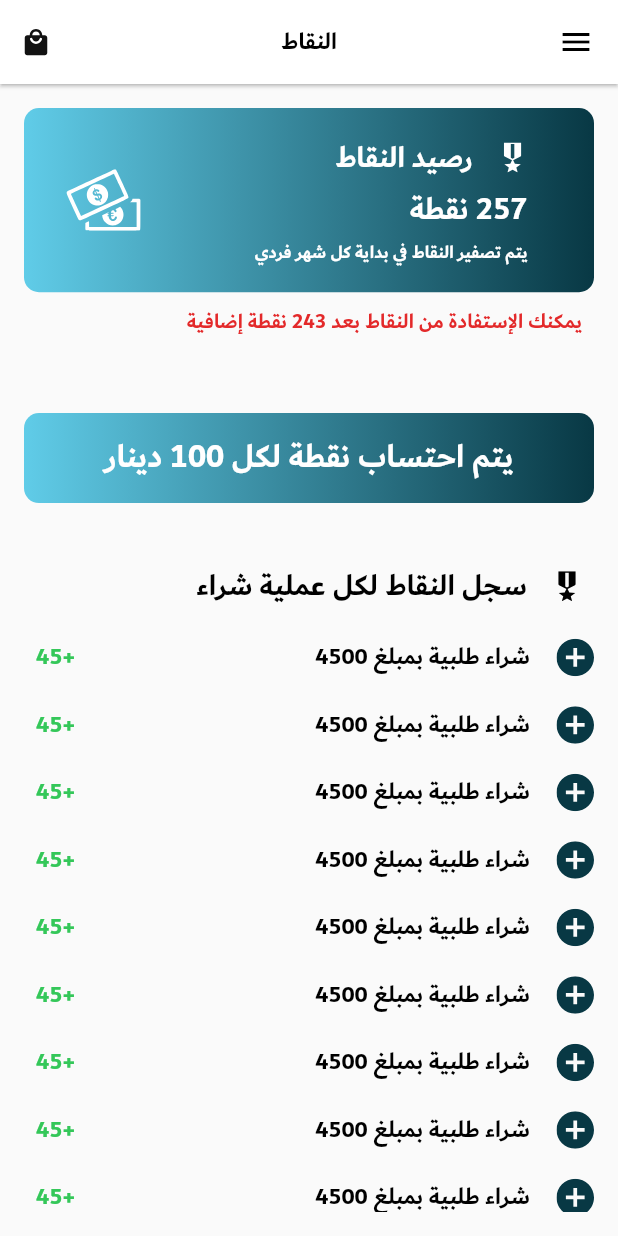
After one commit to AhmadMAbuGhali/fortuna_libya_customer, a Flutter app: the PointScreen screen opened directly, on a phone screen of 412 x 824 dp. The commit adds this screen. Run offline on Flutter 3.47's test engine with Material 2 defaults, Android fonts, the phone set to English and light mode, and no system bars; our stand-ins replace buttons_tabbar, dio, flutter_screenutil, flutter_svg, image_picker, shared_preferences; accounts and stored records are empty.

Commit message:
point Screen

```diff
--- a/lib/resources/assets_manager.dart
+++ b/lib/resources/assets_manager.dart
@@ -19,6 +19,8 @@ class IconAssets{
   static const String cart = '$ICON_PATH/cart.svg';
   static const String arrow = '$ICON_PATH/arrow.svg';
   static const String logout = '$ICON_PATH/logout.svg';
+  static const String cash = '$ICON_PATH/cash.svg';
+  static const String plus = '$ICON_PATH/plus.svg';
 
 
 }
--- a/lib/ui/screens/home_screens/home_screen.dart
+++ b/lib/ui/screens/home_screens/home_screen.dart
@@ -13,6 +13,7 @@ import 'package:fortuna_libya_customer/ui/screens/profile/profile_screen.dart';
 
 import '../../../navigator/router_class.dart';
 import '../../../resources/color_manager.dart';
+import '../point/point_screen.dart';
 import '../product/producer_item.dart';
 
 class HomeScreen extends StatefulWidget {
@@ -481,7 +482,11 @@ class _HomeScreenState extends State<HomeScreen>
                         height: 12.h,
                       ),
                       // point
-                      Row(
+                      GestureDetector(
+                        onTap: (){
+                          RouterClass.routerClass.pushWidgetReplacement(PointScreen());
+                        },
+                        child: Row(
                           children: [
                             SvgPicture.asset(
                               IconAssets.point,
@@ -498,6 +503,7 @@ class _HomeScreenState extends State<HomeScreen>
                                   color: ColorManager.black, fontSize: 18),
                             ),
                           ],
+                        ),
                       ),
                       SizedBox(
                         height: 12.h,
--- /dev/null
+++ b/lib/ui/screens/point/point_screen.dart
@@ -0,0 +1,574 @@
+import 'package:flutter/cupertino.dart';
+import 'package:flutter/material.dart';
+import 'package:flutter_screenutil/flutter_screenutil.dart';
+import 'package:flutter_svg/svg.dart';
+
+import '../../../navigator/router_class.dart';
+import '../../../resources/assets_manager.dart';
+import '../../../resources/color_manager.dart';
+import '../../../resources/styles_manager.dart';
+import '../home_screens/home_screen.dart';
+import '../profile/profile_screen.dart';
+
+class PointScreen extends StatefulWidget {
+  const PointScreen({Key? key}) : super(key: key);
+
+  @override
+  State<PointScreen> createState() => _PointScreenState();
+}
+
+class _PointScreenState extends State<PointScreen> {
+  final scaffoldKey = GlobalKey<ScaffoldState>();
+
+  @override
+  Widget build(BuildContext context) {
+    return SafeArea(
+      child: Scaffold(
+        resizeToAvoidBottomInset: false,
+        key: scaffoldKey,
+        appBar: AppBar(
+          elevation: 1,
+          leading: IconButton(
+              onPressed: () {
+                if (scaffoldKey.currentState!.isDrawerOpen) {
+                  scaffoldKey.currentState!.closeDrawer();
+                  //close drawer, if drawer is open
+                } else {
+                  scaffoldKey.currentState!.openDrawer();
+                  //open drawer, if drawer is closed
+                }
+              },
+              icon: Icon(
+                Icons.menu,
+                color: ColorManager.black,
+              )),
+          title: Text(
+            'النقاط',
+            style: getBoldStyle(color: ColorManager.black),
+          ),
+          centerTitle: true,
+          actions: [
+            IconButton(
+              onPressed: () {},
+              icon: SvgPicture.asset(IconAssets.cart),
+            ),
+          ],
+        ),
+        body: Padding(
+          padding: const EdgeInsets.all(16.0),
+          child: Column(
+            crossAxisAlignment: CrossAxisAlignment.start,
+            children: [
+              Container(
+                height: 121.h,
+                decoration: BoxDecoration(
+                    gradient: const LinearGradient(
+                        colors: [
+                          Color(0xFF60CCE8),
+                          Color(0xFF083844),
+                        ],
+                        begin: FractionalOffset(0.0, 0.0),
+                        end: FractionalOffset(1.0, 0.0),
+                        stops: [0.0, 1.0],
+                        tileMode: TileMode.clamp),
+                    borderRadius: BorderRadius.circular(10)),
+                child: Row(
+                  mainAxisAlignment: MainAxisAlignment.spaceAround,
+                  children: [
+                    Padding(
+                      padding: const EdgeInsets.all(16.0),
+                      child: Column(
+                        crossAxisAlignment: CrossAxisAlignment.start,
+                        children: [
+                          Row(
+                            children: [
+                              SvgPicture.asset(
+                                IconAssets.point,
+                                color: ColorManager.white,
+                                width: 20,
+                                height: 20,
+                              ),
+                              SizedBox(
+                                width: 15.w,
+                              ),
+                              Text(
+                                'رصيد النقاط ',
+                                style: getBoldStyle(
+                                    color: ColorManager.white, fontSize: 20),
+                              )
+                            ],
+                          ),
+                          Row(
+                            children: [
+                              Text(
+                                '257 ',
+                                style: getBoldStyle(
+                                    color: ColorManager.white, fontSize: 21),
+                              ),
+                              Text(
+                                'نقطة ',
+                                style: getBoldStyle(
+                                    color: ColorManager.white, fontSize: 21),
+                              )
+                            ],
+                          ),
+                          Text(
+                            'يتم تصفير النقاط في بداية كل شهر فردي ',
+                            style: getBoldStyle(
+                                color: ColorManager.white, fontSize: 12),
+                          )
+                        ],
+                      ),
+                    ),
+                    SvgPicture.asset(
+                      IconAssets.cash,
+                      width: 50,
+                      height: 50,
+                    )
+                  ],
+                ),
+              ),
+              Padding(
+                padding: const EdgeInsets.all(8.0),
+                child: Text(
+                  'يمكنك الإستفادة من النقاط بعد 243 نقطة إضافية',
+                  style: getBoldStyle(color: ColorManager.red, fontSize: 14),
+                ),
+              ),
+              SizedBox(
+                height: 40.h,
+              ),
+              Container(
+                height: 60,
+                width: double.infinity,
+                decoration: BoxDecoration(
+                    gradient: const LinearGradient(
+                        colors: [
+                          Color(0xFF60CCE8),
+                          Color(0xFF083844),
+                        ],
+                        begin: FractionalOffset(0.0, 0.0),
+                        end: FractionalOffset(1.0, 0.0),
+                        stops: [0.0, 1.0],
+                        tileMode: TileMode.clamp),
+                    borderRadius: BorderRadius.circular(10)),
+                child: Center(
+                    child: Text(
+                  'يتم احتساب نقطة لكل 100 دينار',
+                  style: getBoldStyle(color: ColorManager.white, fontSize: 22),
+                )),
+              ),
+              SizedBox(
+                height: 30.h,
+              ),
+              Padding(
+                padding: const EdgeInsets.all(8.0),
+                child: Row(
+                  children: [
+                    SvgPicture.asset(
+                      IconAssets.point,
+                      color: ColorManager.black,
+                      width: 20,
+                      height: 20,
+                    ),
+                    SizedBox(
+                      width: 15.w,
+                    ),
+                    Text(
+                      'سجل النقاط لكل عملية شراء',
+                      style:
+                          getBoldStyle(color: ColorManager.black, fontSize: 20),
+                    )
+                  ],
+                ),
+              ),
+              Expanded(
+                  child: ListView.builder(
+                    itemCount: 10,
+                      shrinkWrap: true,
+                      itemBuilder: (context, index) {
+                return Padding(
+                  padding: const EdgeInsets.symmetric(vertical: 9.0),
+                  child: Row(
+                    children: [
+                      SvgPicture.asset(IconAssets.plus),
+                      SizedBox(width: 16.w,),
+                      Text('شراء طلبية بمبلغ 4500 ',style: getBoldStyle(color: ColorManager.black,fontSize: 16),),
+                      Spacer(),
+
+                      Padding(
+                        padding: const EdgeInsets.only(left: 8.0),
+                        child: Text('+45',style: getBoldStyle(color: ColorManager.green,fontSize: 16),),
+                      )
+                    ],
+                  ),
+                );
+              }))
+            ],
+          ),
+        ),
+        drawer: Drawer(
+          backgroundColor: ColorManager.white,
+          child: Padding(
+            padding: const EdgeInsets.all(16.0),
+            child: Column(
+              mainAxisSize: MainAxisSize.min,
+              mainAxisAlignment: MainAxisAlignment.start,
+              children: [
+                // arrow to close Drawer
+                Row(
+                  mainAxisAlignment: MainAxisAlignment.start,
+                  children: [
+                    IconButton(
+                        onPressed: () {
+                          if (scaffoldKey.currentState!.isDrawerOpen) {
+                            scaffoldKey.currentState!.closeDrawer();
+                            //close drawer, if drawer is open
+                          }
+                        },
+                        icon: SvgPicture.asset(
+                          IconAssets.arrow,
+                          height: 18.h,
+                          width: 18.w,
+                        )),
+                  ],
+                ),
+                //CircleAvatar
+                CircleAvatar(
+                  radius: 50,
+                  child: Image.asset(ImageAssets.onboarding1),
+                ),
+                SizedBox(
+                  height: 12.h,
+                ),
+                Text(
+                  'ليبيا الأمل',
+                  style: getBoldStyle(color: ColorManager.black, fontSize: 19),
+                ),
+                SizedBox(
+                  height: 12.h,
+                ),
+                Text(
+                  'المبلغ المدين',
+                  style:
+                      getRegularStyle(color: ColorManager.black, fontSize: 19),
+                ),
+                SizedBox(
+                  height: 12.h,
+                ),
+                Container(
+                  height: 60.h,
+                  width: 160.w,
+                  decoration: BoxDecoration(
+                      gradient: const LinearGradient(
+                          colors: [
+                            Color(0xFF60CCE8),
+                            Color(0xFF083844),
+                          ],
+                          begin: FractionalOffset(0.0, 0.0),
+                          end: FractionalOffset(1.0, 0.0),
+                          stops: [0.0, 1.0],
+                          tileMode: TileMode.clamp),
+                      borderRadius: BorderRadius.circular(10)),
+                  child: Center(
+                      child: Text(
+                    '5400',
+                    style:
+                        getBoldStyle(color: ColorManager.white, fontSize: 22),
+                  )),
+                ),
+                SizedBox(
+                  height: 12.h,
+                ),
+                Expanded(
+                    child: SingleChildScrollView(
+                  scrollDirection: Axis.vertical,
+                  child: Column(
+                    children: [
+                      //home
+                      GestureDetector(
+                        onTap: () {
+                          RouterClass.routerClass
+                              .pushWidgetReplacement(HomeScreen());
+                        },
+                        child: Row(
+                          children: [
+                            const Icon(
+                              Icons.home_filled,
+                              color: Colors.black,
+                            ),
+                            SizedBox(
+                              width: 30.w,
+                            ),
+                            Text(
+                              " الرئيسية",
+                              style: getBoldStyle(
+                                  color: ColorManager.black, fontSize: 18),
+                            ),
+                          ],
+                        ),
+                      ),
+                      SizedBox(
+                        height: 12.h,
+                      ),
+                      //profile
+                      GestureDetector(
+                        onTap: () {
+                          RouterClass.routerClass
+                              .pushWidgetReplacement(ProfileScreen());
+                        },
+                        child: Row(
+                          children: [
+                            const Icon(
+                              Icons.person,
+                              color: Colors.black,
+                            ),
+                            SizedBox(
+                              width: 30.w,
+                            ),
+                            Text(
+                              " الملف الشخصي",
+                              style: getBoldStyle(
+                                  color: ColorManager.black, fontSize: 18),
+                            ),
+                          ],
+                        ),
+                      ),
+                      SizedBox(
+                        height: 12.h,
+                      ),
+                      //order
+                      Row(
+                        children: [
+                          SvgPicture.asset(
+                            IconAssets.order,
+                            color: ColorManager.black,
+                            height: 20.h,
+                            width: 20.w,
+                          ),
+                          SizedBox(
+                            width: 30.w,
+                          ),
+                          Text(
+                            " الطلبات",
+                            style: getBoldStyle(
+                                color: ColorManager.black, fontSize: 18),
+                          ),
+                        ],
+                      ),
+                      SizedBox(
+                        height: 12.h,
+                      ),
+                      //limit
+                      Row(
+                        children: [
+                          SvgPicture.asset(
+                            IconAssets.limit,
+                            color: ColorManager.black,
+                            height: 20.h,
+                            width: 20.w,
+                          ),
+                          SizedBox(
+                            width: 30.w,
+                          ),
+                          Text(
+                            "الكمية المحدودة",
+                            style: getBoldStyle(
+                                color: ColorManager.black, fontSize: 18),
+                          ),
+                        ],
+                      ),
+                      SizedBox(
+                        height: 12.h,
+                      ),
+                      //offer
+                      Row(
+                        children: [
+                          SvgPicture.asset(
+                            IconAssets.offer,
+                            color: ColorManager.black,
+                            height: 20.h,
+                            width: 20.w,
+                          ),
+                          SizedBox(
+                            width: 30.w,
+                          ),
+                          Text(
+                            " العروض",
+                            style: getBoldStyle(
+                                color: ColorManager.black, fontSize: 18),
+                          ),
+                        ],
+                      ),
+                      SizedBox(
+                        height: 12.h,
+                      ),
+                      //notification
+                      Row(
+                        children: [
+                          const Icon(
+                            Icons.notifications,
+                            color: Colors.black,
+                          ),
+                          SizedBox(
+                            width: 30.w,
+                          ),
+                          Text(
+                            " الإشعارات",
+                            style: getBoldStyle(
+                                color: ColorManager.black, fontSize: 18),
+                          ),
+                        ],
+                      ),
+                      SizedBox(
+                        height: 12.h,
+                      ),
+                      //favorite
+                      Row(
+                        children: [
+                          const Icon(
+                            Icons.favorite,
+                            color: Colors.black,
+                          ),
+                          SizedBox(
+                            width: 30.w,
+                          ),
+                          Text(
+                            "المفضلة",
+                            style: getBoldStyle(
+                                color: ColorManager.black, fontSize: 18),
+                          ),
+                        ],
+                      ),
+                      SizedBox(
+                        height: 12.h,
+                      ),
+                      // point
+                      Row(
+                        children: [
+                          SvgPicture.asset(
+                            IconAssets.point,
+                            color: ColorManager.black,
+                            height: 20.h,
+                            width: 20.w,
+                          ),
+                          SizedBox(
+                            width: 30.w,
+                          ),
+                          Text(
+                            "  النقاط",
+                            style: getBoldStyle(
+                                color: ColorManager.black, fontSize: 18),
+                          ),
+                        ],
+                      ),
+                      SizedBox(
+                        height: 12.h,
+                      ),
+                      //language
+                      Row(children: [
+                        Expanded(
+                          child: ExpansionTile(
+                            leading: const Icon(
+                              Icons.language,
+                              color: Colors.black,
+                            ),
+                            title: Text(
+                              'اللغة',
+                              style: getBoldStyle(
+                                  color: ColorManager.black, fontSize: 18),
+                            ),
+                            tilePadding: const EdgeInsets.all(-5),
+                            children: [
+                              Align(
+                                alignment: Alignment.topLeft,
+                                child: Column(
+                                  mainAxisAlignment: MainAxisAlignment.end,
+                                  crossAxisAlignment: CrossAxisAlignment.end,
+                                  children: [
+                                    Row(
+                                      children: [
+                                        Text(
+                                          'عربي',
+                                          style: getRegularStyle(
+                                              color: ColorManager.black,
+                                              fontSize: 18),
+                                        ),
+                                      ],
+                                    ),
+                                    SizedBox(
+                                      height: 3.h,
+                                    ),
+                                    Row(
+                                      children: [
+                                        Text(
+                                          'English',
+                                          style: getRegularStyle(
+                                              color: ColorManager.black,
+                                              fontSize: 18),
+                                        ),
+                                      ],
+                                    )
+                                  ],
+                                ),
+                              ),
+                            ],
+                          ),
+                        ),
+                      ]),
+                      SizedBox(
+                        height: 12.h,
+                      ),
+                      SizedBox(
+                        height: 12.h,
+                      ),
+                      //support
+                      Row(
+                        children: [
+                          const Icon(
+                            Icons.headset_mic_sharp,
+                            color: Colors.black,
+                          ),
+                          SizedBox(
+                            width: 30.w,
+                          ),
+                          Text(
+                            " الدعم الفني",
+                            style: getBoldStyle(
+                                color: ColorManager.black, fontSize: 18),
+                          ),
+                        ],
+                      ),
+                      SizedBox(
+                        height: 12.h,
+                      ),
+                      //logout
+                      Row(
+                        children: [
+                          SvgPicture.asset(
+                            IconAssets.logout,
+                            color: ColorManager.black,
+                            height: 20.h,
+                            width: 20.w,
+                          ),
+                          SizedBox(
+                            width: 30.w,
+                          ),
+                          Text(
+                            " تسجيل الخروج",
+                            style: getBoldStyle(
+                                color: ColorManager.black, fontSize: 18),
+                          ),
+                        ],
+                      ),
+                    ],
+                  ),
+                ))
+              ],
+            ),
+          ),
+        ),
+      ),
+    );
+  }
+}
```
Also changed, not shown: assets/icon/cash.svg (added), assets/icon/plus.svg (added), assets/images/error.png (added). Lines whose indentation alone changed are shown as unchanged.
